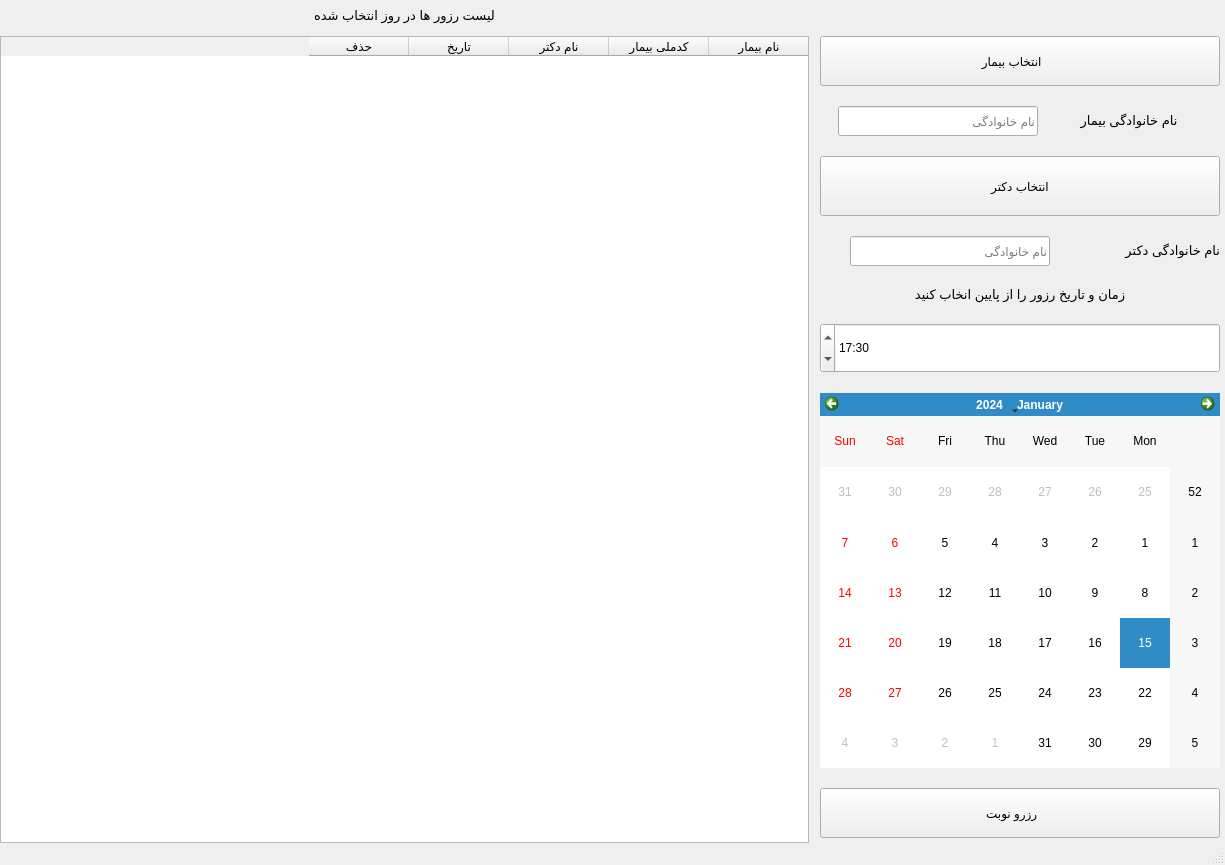
First picture: the form in gui/new_gui/booking/booking_2.ui, repository ali-ghazi78/AP-final_project, before the edit.
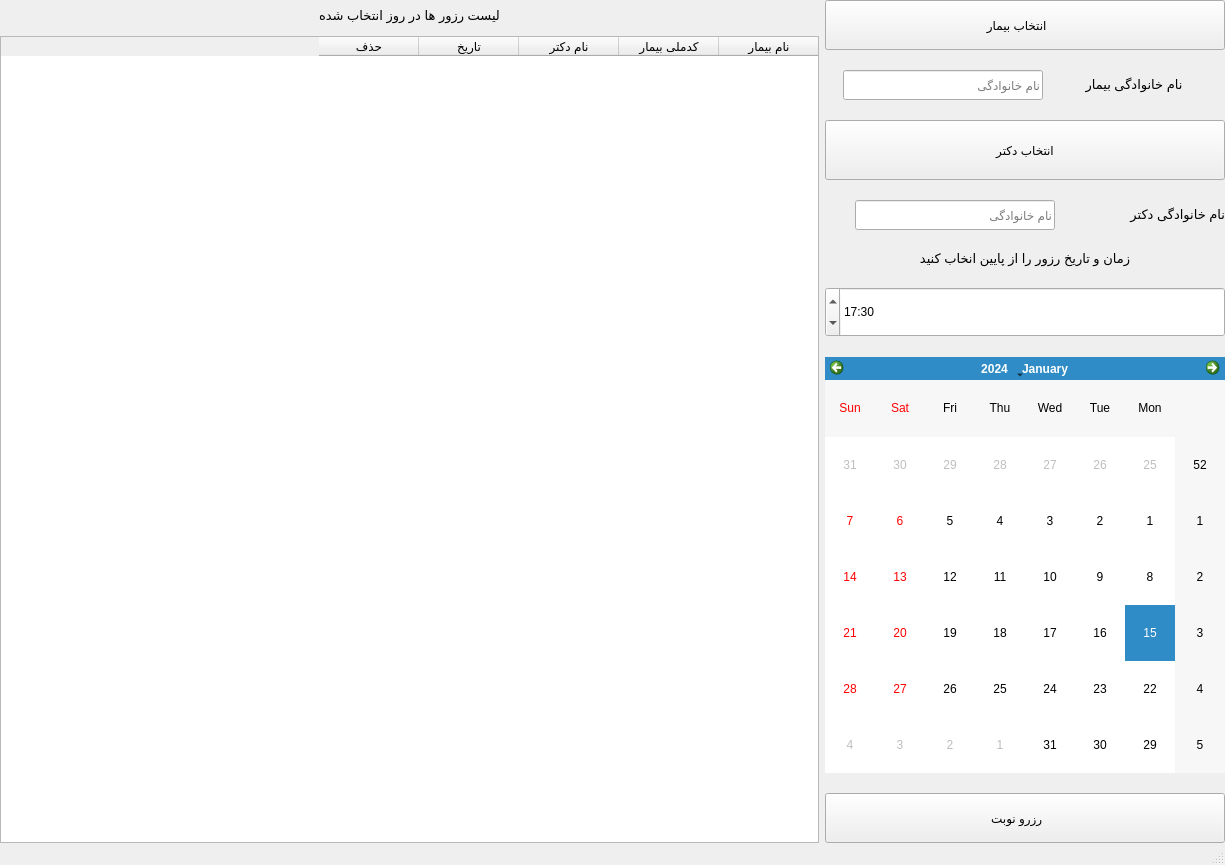
Second picture: the form after the edit. Icons and pictures are not drawn.

What changed in the file:
```diff
--- a/gui/new_gui/booking/booking_2.ui
+++ b/gui/new_gui/booking/booking_2.ui
@@ -42,16 +42,16 @@
        <enum>QLayout::SetMinAndMaxSize</enum>
       </property>
       <property name="leftMargin">
-       <number>5</number>
+       <number>0</number>
       </property>
       <property name="topMargin">
-       <number>36</number>
+       <number>0</number>
       </property>
       <property name="rightMargin">
-       <number>5</number>
+       <number>0</number>
       </property>
       <property name="bottomMargin">
-       <number>5</number>
+       <number>0</number>
       </property>
       <item>
        <widget class="QPushButton" name="select_patient">
```
